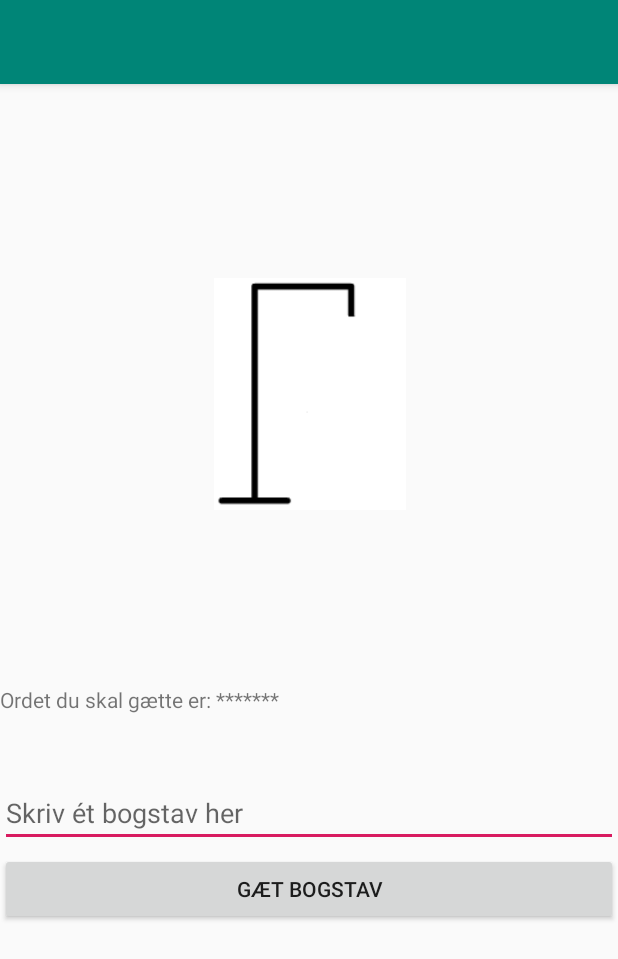
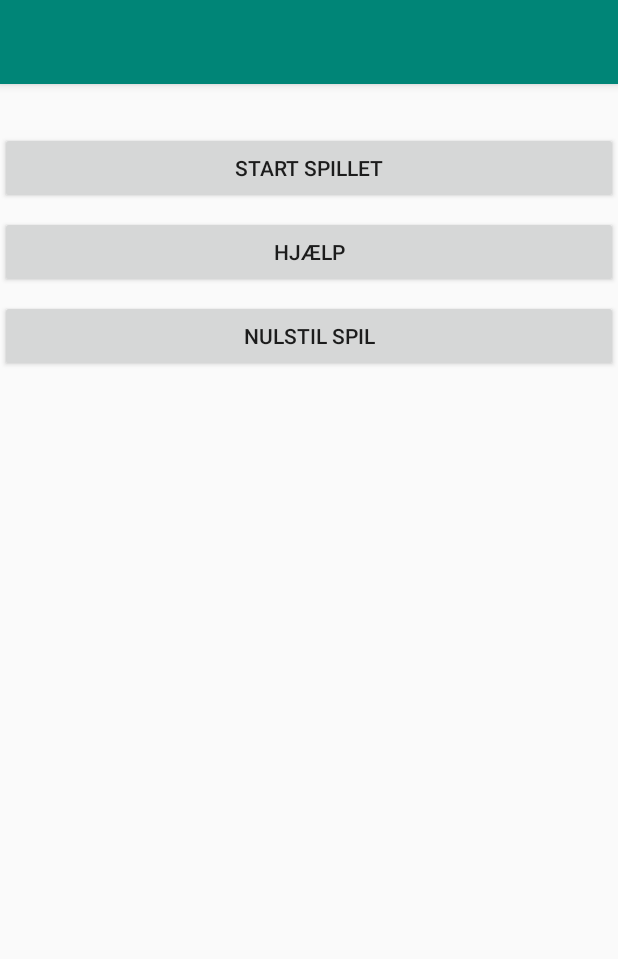
Before and after one commit to ande987a/Galgeleg, an Android app: the screen it shows after launch (MainActivity before the commit, StartMenu_act after it), on a phone screen of 412 x 824 dp. Shown: the top 959 px of the screen. Run offline under Robolectric (Android 15) with nearby library versions, the phone set to English and light mode, and no system bars.

Commit message:
Start menu implementeret.

```diff
--- a/app/src/main/AndroidManifest.xml
+++ b/app/src/main/AndroidManifest.xml
@@ -9,7 +9,9 @@
         android:roundIcon="@mipmap/ic_launcher_round"
         android:supportsRtl="true"
         android:theme="@style/AppTheme">
-        <activity android:name=".MainActivity">
+        <activity android:name=".Help_act"></activity>
+        <activity android:name=".Game_act" />
+        <activity android:name=".StartMenu_act">
             <intent-filter>
                 <action android:name="android.intent.action.MAIN" />
 
--- a/app/src/main/java/com/example/galgeleg/MainActivity.java
+++ b/app/src/main/java/com/example/galgeleg/Game_act.java
@@ -11,9 +11,9 @@ import android.widget.EditText;
 import android.widget.ImageView;
 import android.widget.TextView;
 
-public class MainActivity extends AppCompatActivity implements View.OnClickListener {
+public class Game_act extends AppCompatActivity implements View.OnClickListener {
 
-    Galgelogik logik = new Galgelogik();
+    static Galgelogik logik = new Galgelogik();
     private TextView wrongLetterText, wordToGuess;
     private Button guessButton;
     private EditText letterReciever;
@@ -23,12 +23,10 @@ public class MainActivity extends AppCompatActivity implements View.OnClickListe
     @Override
     protected void onCreate(Bundle savedInstanceState) {
         super.onCreate(savedInstanceState);
-        setContentView(R.layout.activity_main);
+        setContentView(R.layout.activity_game);
 
         wrongLetterText = findViewById(R.id.wrongLetter);
         wordToGuess = findViewById(R.id.word);
-        //TODO Flyt updateScreen i bunden af onCreate så det her bliver unødvendigt
-        wordToGuess.setText("Ordet du skal gætte er: "+logik.getSynligtOrd());
 
         guessButton = findViewById(R.id.button);
         guessButton.setOnClickListener(this);
@@ -39,6 +37,8 @@ public class MainActivity extends AppCompatActivity implements View.OnClickListe
 
         dialog = new AlertDialog.Builder(this);
         dialog.setCancelable(false);
+
+        updateScreen();
 
     }
 
@@ -112,4 +112,7 @@ public class MainActivity extends AppCompatActivity implements View.OnClickListe
         }
 
     }
+    public void reset(){
+        logik.nulstil();
+    }
 }
--- /dev/null
+++ b/app/src/main/java/com/example/galgeleg/StartMenu_act.java
@@ -0,0 +1,51 @@
+package com.example.galgeleg;
+
+import androidx.appcompat.app.AppCompatActivity;
+
+import android.content.Intent;
+import android.os.Bundle;
+import android.view.View;
+import android.widget.Button;
+import android.widget.Toast;
+
+public class StartMenu_act extends AppCompatActivity implements View.OnClickListener {
+    private Button playButton, helpButton, resetButton;
+    private Game_act game = new Game_act();
+
+
+
+    @Override
+    protected void onCreate(Bundle savedInstanceState) {
+        super.onCreate(savedInstanceState);
+        setContentView(R.layout.activity_start_menu_akt);
+
+        playButton =findViewById(R.id.startGame);
+        helpButton =findViewById(R.id.help);
+        resetButton =findViewById(R.id.reset);
+
+        playButton.setOnClickListener(this);
+        helpButton.setOnClickListener(this);
+        resetButton.setOnClickListener(this);
+    }
+
+    public void onClick(View v) {
+
+        if (v==playButton){
+            Intent i = new Intent(this, Game_act.class);
+            startActivity(i);
+        }
+
+        if (v==helpButton){
+            Intent i = new Intent(this, Help_act.class);
+            startActivity(i);
+        }
+
+        if (v==resetButton){
+            game.reset();
+            Toast t = Toast.makeText(StartMenu_act.this, "Spillet blev nulstillet!", Toast.LENGTH_SHORT);
+            t.setGravity(200,0, 20);
+            t.show();
+
+        }
+    }
+}
--- a/app/src/main/res/layout/activity_main.xml
+++ b/app/src/main/res/layout/activity_game.xml
@@ -4,7 +4,7 @@
     xmlns:tools="http://schemas.android.com/tools"
     android:layout_width="match_parent"
     android:layout_height="match_parent"
-    tools:context=".MainActivity">
+    tools:context=".Game_act">
 
     <EditText
         android:id="@+id/insertLetter"
--- /dev/null
+++ b/app/src/main/res/layout/activity_start_menu_akt.xml
@@ -0,0 +1,40 @@
+<?xml version="1.0" encoding="utf-8"?>
+<androidx.constraintlayout.widget.ConstraintLayout xmlns:android="http://schemas.android.com/apk/res/android"
+    xmlns:app="http://schemas.android.com/apk/res-auto"
+    xmlns:tools="http://schemas.android.com/tools"
+    android:layout_width="match_parent"
+    android:layout_height="match_parent"
+    tools:context=".StartMenu_act">
+
+    <Button
+        android:id="@+id/reset"
+        android:layout_width="0dp"
+        android:layout_height="48dp"
+        android:layout_marginTop="8dp"
+        android:text="Nulstil spil"
+        app:layout_constraintEnd_toEndOf="parent"
+        app:layout_constraintHorizontal_bias="0.0"
+        app:layout_constraintStart_toStartOf="parent"
+        app:layout_constraintTop_toBottomOf="@+id/help" />
+
+    <Button
+        android:id="@+id/startGame"
+        android:layout_width="0dp"
+        android:layout_height="48dp"
+        android:layout_marginTop="32dp"
+        android:text="Start spillet"
+        app:layout_constraintEnd_toEndOf="parent"
+        app:layout_constraintStart_toStartOf="parent"
+        app:layout_constraintTop_toTopOf="parent" />
+
+    <Button
+        android:id="@+id/help"
+        android:layout_width="0dp"
+        android:layout_height="48dp"
+        android:layout_marginTop="8dp"
+        android:text="Hjælp"
+        app:layout_constraintEnd_toEndOf="parent"
+        app:layout_constraintStart_toStartOf="parent"
+        app:layout_constraintTop_toBottomOf="@+id/startGame" />
+
+</androidx.constraintlayout.widget.ConstraintLayout>
```
Also changed, not shown: app/src/main/java/com/example/galgeleg/Help_act.java (added, +14 -0 lines), app/src/main/res/layout/activity_help_act.xml (added, +9 -0 lines).
